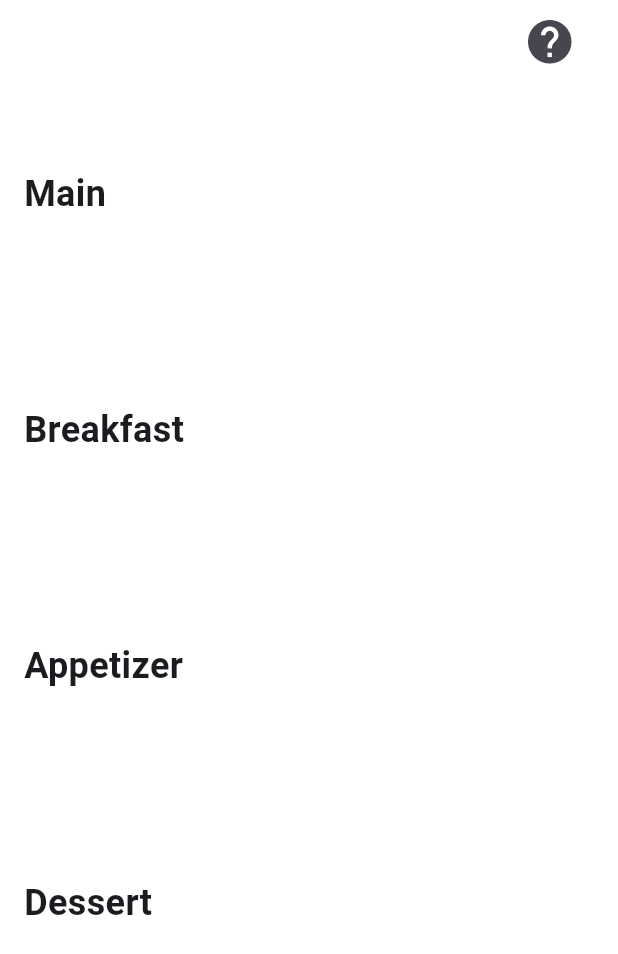
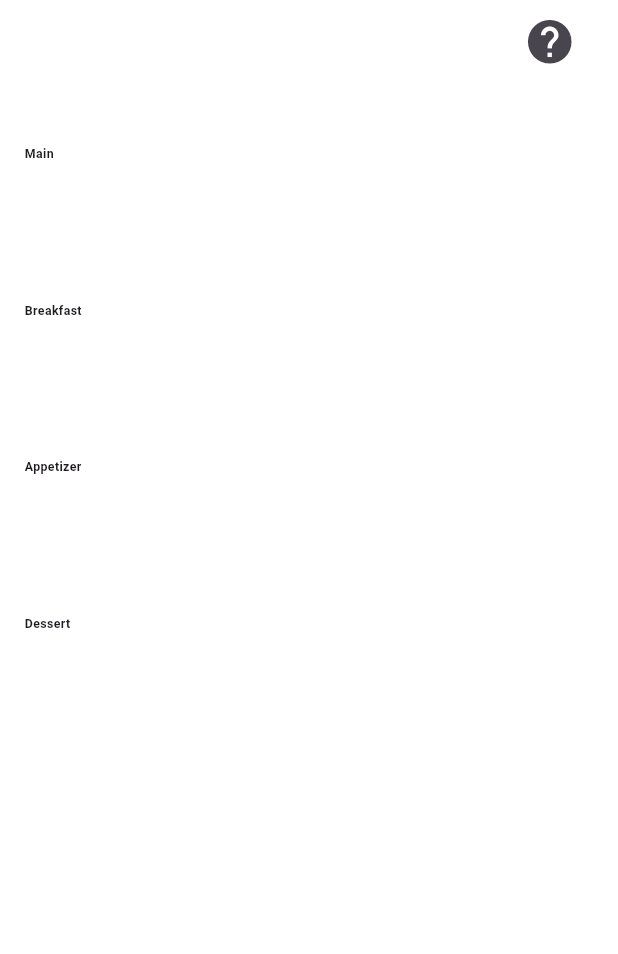
Before and after one commit to COS301-SE-2024/Culinary-Companion, a Flutter app: the HomeScreen screen opened directly, on a phone screen of 412 x 824 dp. Shown: the top 954 px of the screen. Run offline on Flutter 3.47's test engine with Material 3 defaults, Android fonts, the phone set to English and light mode, and no system bars; drawn by our look-alikes of carousel_slider; our stand-ins replace flutter_typeahead, image_picker, lottie, multi_select_flutter, shared_preferences, supabase_flutter; accounts and stored records are empty; network calls fail.

Commit message:
Improved Scalability

```diff
--- a/lib/screens/home_screen.dart
+++ b/lib/screens/home_screen.dart
@@ -336,12 +336,26 @@ class _HomeScreenState extends State<HomeScreen> {
     return Column(
       crossAxisAlignment: CrossAxisAlignment.start,
       children: [
-        Padding(
-          padding: const EdgeInsets.symmetric(vertical: 16.0),
-          child: Text(
-            title,
-            style: TextStyle(fontSize: 24, fontWeight: FontWeight.bold),
-          ),
+        LayoutBuilder(
+          builder: (context, constraints) {
+            double screenWidth = MediaQuery.of(context).size.width;
+            double calculatedFontSize = screenWidth * 0.02;
+            double calculatedPadding = screenWidth * 0.001;
+
+            return Padding(
+              padding: EdgeInsets.only(
+                  left: calculatedPadding,
+                  top: calculatedPadding,
+                  bottom: calculatedPadding),
+              child: Text(
+                title,
+                style: TextStyle(
+                  fontSize: calculatedFontSize,
+                  fontWeight: FontWeight.bold,
+                ),
+              ),
+            );
+          },
         ),
         LayoutBuilder(
           builder: (context, constraints) {
```
